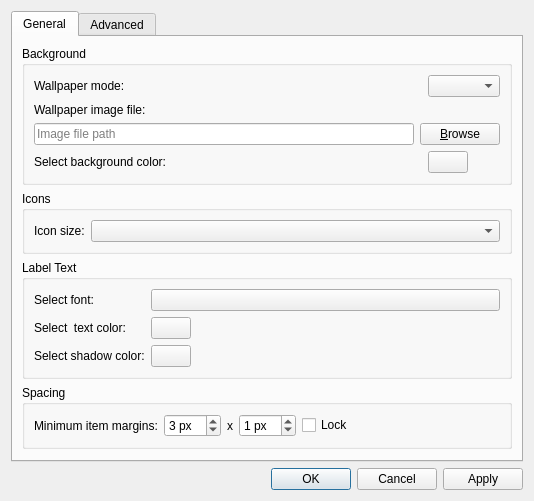
lxqt/pcmanfm-qt, file pcmanfm/desktop-preferences.ui: the form before one commit.
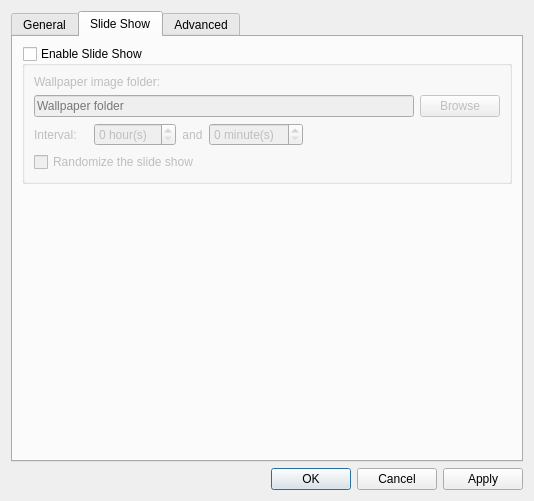
The form after the commit. The open tabs and pages were chosen to show the change. Custom widgets are drawn as their Qt base class.

Commit message:
Wallpaper Slide Show
Fixes https://github.com/lxde/lxqt/issues/608.

The new options are added to Desktop Preferences in a new tab. The slide-show interval is between 5min and 24h55min. An option is also added for randomizing the slide show.

Unusual cases -- like when a wallpaper is removed, the folder doesn't exist, etc. -- are dealt with appropriately.

P.S. I also fixed what @pmattern saw as a minor issue in an old discussion; now, pressing OK in the the Desktop Preferences doesn't change the current slide unless needed (KDE has also fixed this in its slide show).

Diff of the .ui file:
```diff
--- a/pcmanfm/desktop-preferences.ui
+++ b/pcmanfm/desktop-preferences.ui
@@ -310,6 +310,144 @@
        </item>
       </layout>
      </widget>
+     <widget class="QWidget" name="bgPage">
+      <attribute name="title">
+       <string>Slide Show</string>
+      </attribute>
+      <layout class="QVBoxLayout" name="verticalLayout_3">
+       <item>
+        <widget class="QGroupBox" name="slideShow">
+         <property name="title">
+          <string>Enable Slide Show</string>
+         </property>
+         <property name="checkable">
+          <bool>true</bool>
+         </property>
+         <property name="checked">
+          <bool>false</bool>
+         </property>
+         <layout class="QGridLayout" name="gridLayout_4">
+          <item row="0" column="0" colspan="7">
+           <widget class="QLabel" name="label_10">
+            <property name="text">
+             <string>Wallpaper image folder:</string>
+            </property>
+           </widget>
+          </item>
+          <item row="1" column="6">
+           <widget class="QPushButton" name="folderBrowse">
+            <property name="text">
+             <string>Browse</string>
+            </property>
+           </widget>
+          </item>
+          <item row="2" column="2">
+           <widget class="QSpinBox" name="hours">
+            <property name="suffix">
+             <string> hour(s)</string>
+            </property>
+            <property name="maximum">
+             <number>24</number>
+            </property>
+           </widget>
+          </item>
+          <item row="2" column="3">
+           <widget class="QLabel" name="label_12">
+            <property name="text">
+             <string>and</string>
+            </property>
+            <property name="alignment">
+             <set>Qt::AlignCenter</set>
+            </property>
+            <property name="margin">
+             <number>5</number>
+            </property>
+           </widget>
+          </item>
+          <item row="2" column="0">
+           <widget class="QLabel" name="label_11">
+            <property name="toolTip">
+             <string>Intervals less than 5min will be ignored</string>
+            </property>
+            <property name="text">
+             <string>Interval:</string>
+            </property>
+           </widget>
+          </item>
+          <item row="2" column="4">
+           <widget class="QSpinBox" name="minutes">
+            <property name="suffix">
+             <string> minute(s)</string>
+            </property>
+            <property name="maximum">
+             <number>55</number>
+            </property>
+            <property name="singleStep">
+             <number>5</number>
+            </property>
+           </widget>
+          </item>
+          <item row="2" column="5">
+           <spacer name="horizontalSpacer_2">
+            <property name="orientation">
+             <enum>Qt::Horizontal</enum>
+            </property>
+            <property name="sizeHint" stdset="0">
+             <size>
+              <width>10</width>
+              <height>5</height>
+             </size>
+            </property>
+           </spacer>
+          </item>
+          <item row="1" column="0" colspan="6">
+           <widget class="QLineEdit" name="imageFolder">
+            <property name="placeholderText">
+             <string>Wallpaper folder</string>
+            </property>
+           </widget>
+          </item>
+          <item row="2" column="1">
+           <spacer name="horizontalSpacer_3">
+            <property name="orientation">
+             <enum>Qt::Horizontal</enum>
+            </property>
+            <property name="sizeType">
+             <enum>QSizePolicy::Minimum</enum>
+            </property>
+            <property name="sizeHint" stdset="0">
+             <size>
+              <width>5</width>
+              <height>5</height>
+             </size>
+            </property>
+           </spacer>
+          </item>
+          <item row="3" column="0" colspan="6">
+           <widget class="QCheckBox" name="randomize">
+            <property name="text">
+             <string>Randomize the slide show</string>
+            </property>
+           </widget>
+          </item>
+         </layout>
+        </widget>
+       </item>
+       <item>
+        <spacer name="verticalSpacer_3">
+         <property name="orientation">
+          <enum>Qt::Vertical</enum>
+         </property>
+         <property name="sizeHint" stdset="0">
+          <size>
+           <width>20</width>
+           <height>40</height>
+          </size>
+         </property>
+        </spacer>
+       </item>
+      </layout>
+     </widget>
      <widget class="QWidget" name="advancedPage">
       <attribute name="title">
        <string>Advanced</string>
```
The commit also changes 8 other files.
